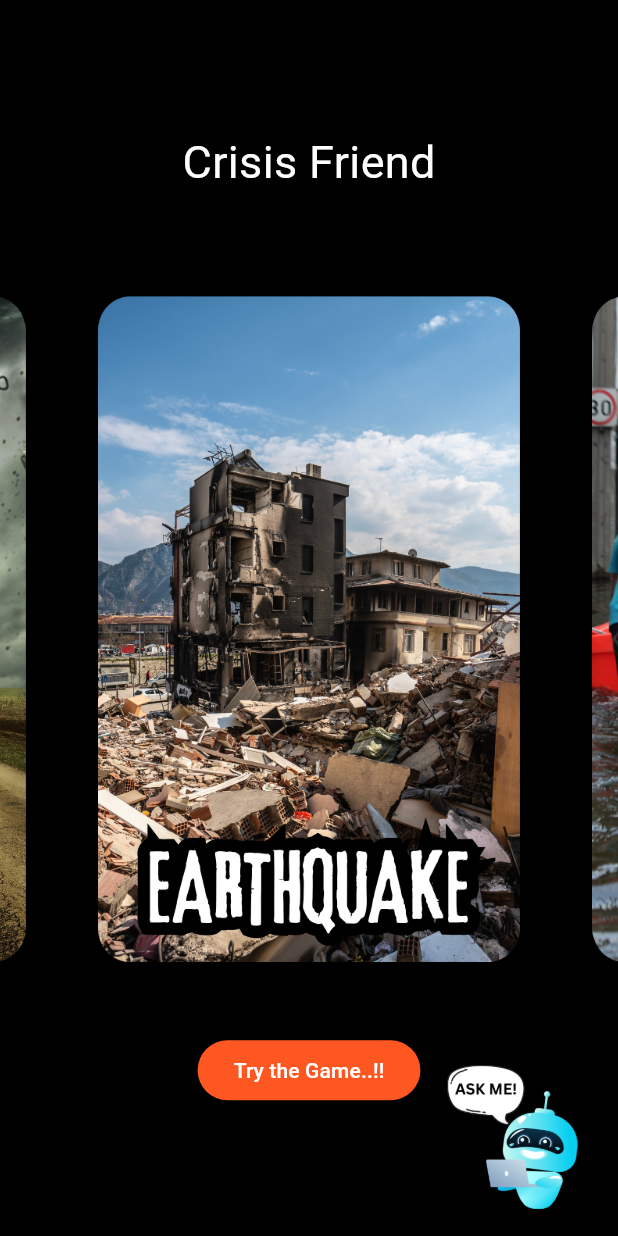
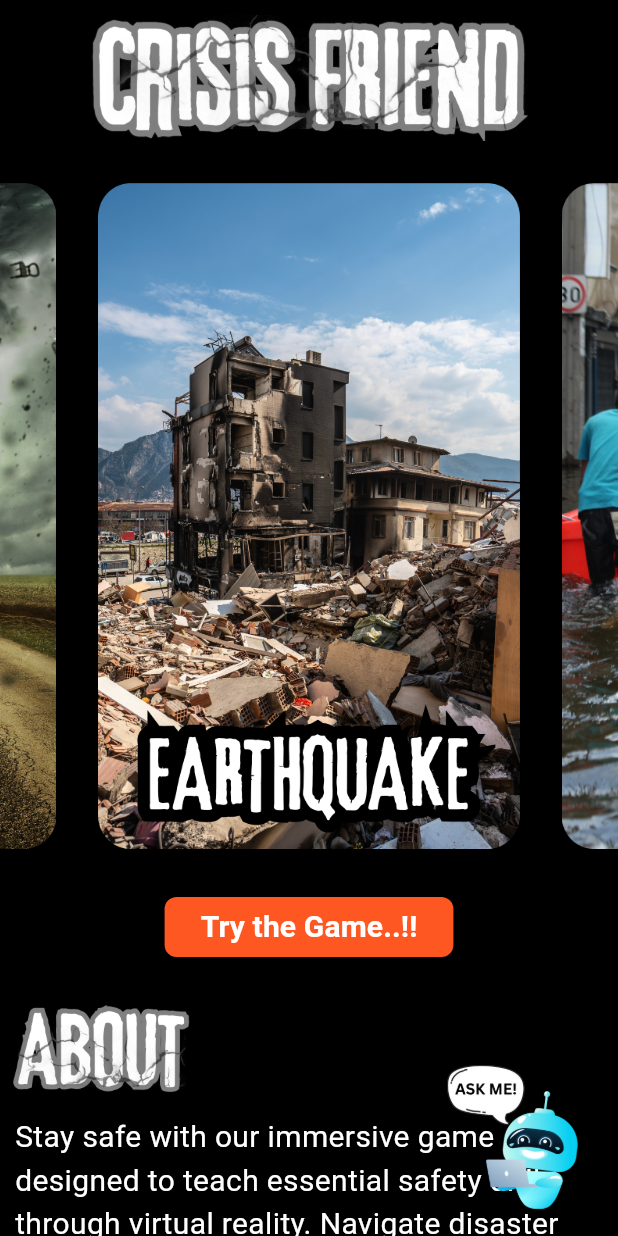
Before and after one commit to BiswariAditya/crisis_friend, a Flutter app: the screen it shows after launch, on a phone screen of 412 x 824 dp. Run offline on Flutter 3.47's test engine with Material 3 defaults, Android fonts, the light colour scheme and no system bars; drawn by our look-alikes of carousel_slider; our stand-ins replace google_fonts; missing offline and left inert: kommunicate_flutter; Roboto replaces fonts that are missing (Alike).

Commit message:
App updates

```diff
--- a/lib/screens/home_screen.dart
+++ b/lib/screens/home_screen.dart
@@ -1,6 +1,9 @@
 import 'package:flutter/material.dart';
 import 'package:kommunicate_flutter/kommunicate_flutter.dart';
 import 'package:carousel_slider/carousel_slider.dart';
+import 'package:google_fonts/google_fonts.dart';
+import 'package:url_launcher/url_launcher.dart';
+import 'package:flutter/gestures.dart';
 
 class HomeScreen extends StatefulWidget {
   const HomeScreen({super.key});
@@ -10,7 +13,6 @@ class HomeScreen extends StatefulWidget {
 }
 
 class _HomeScreenState extends State<HomeScreen> {
-
   final List<String> imgList = [
     "assets/1.png",
     "assets/2.png",
@@ -19,45 +21,154 @@ class _HomeScreenState extends State<HomeScreen> {
     "assets/5.png"
   ];
 
+  void _launchURL(String url) async {
+    if (await canLaunch(url)) {
+      try {
+        await launch(url);
+      } catch (e) {
+        print('Error launching URL: $e');
+      }
+    } else {
+      print('Could not launch URL: $url');
+    }
+  }
+
+
+  void _launchDialer(String phoneNumber) async {
+    final Uri launchUri = Uri(
+      scheme: 'tel',
+      path: phoneNumber,
+    );
+
+    print('Launching dialer with URI: $launchUri');
+
+    try {
+      await launch(launchUri.toString());
+    } catch (e) {
+      print('Error launching dialer: $e');
+    }
+  }
+
+
   @override
   Widget build(BuildContext context) {
-    return Scaffold(
+    return SafeArea(
+      child: Scaffold(
         body: Container(
           color: Colors.black,
           child: Center(
             child: SingleChildScrollView(
               child: Column(
+                crossAxisAlignment: CrossAxisAlignment.start,
+                children: [
+                  SizedBox(height: 10),
+                  Column(
                     mainAxisAlignment: MainAxisAlignment.center,
                     children: [
-                const Text(
-                  "Crisis Friend",
-                  style: TextStyle(color: Colors.white, fontSize: 30),
+                      Image.asset(
+                        "assets/EarthQUAKE.png",
+                        scale: 3.2,
                       ),
-                const SizedBox(height: 40), // Adjust or remove this if needed
                       CarouselSlider(
-                  items: imgList.map((item) => Container(
+                        items: imgList
+                            .map((item) => Container(
                           child: Center(
                             child: Image.asset(item, fit: BoxFit.cover),
                           ),
-                  )).toList(),
+                        ))
+                            .toList(),
                         options: CarouselOptions(
                           height: 500, // Adjust height as needed
-                    aspectRatio: 16/9, // Adjust aspect ratio for desired width
-                    viewportFraction: 0.8, // Show 80% of each image
+                          aspectRatio: 16 / 9, // Adjust aspect ratio for desired width
+                          viewportFraction: 0.75, // Show 80% of each image
                           enableInfiniteScroll: true, // Loop through images
                           autoPlay: true, // Autoplay the slider
-                    autoPlayInterval: const Duration(seconds: 3), // Change interval between slides
+                          autoPlayInterval: const Duration(seconds: 2), // Change interval between slides
                         ),
                       ),
-                const SizedBox(height: 20,),
                       ElevatedButton(
                         onPressed: () {},
                         style: ElevatedButton.styleFrom(
-                    backgroundColor: Colors.deepOrange, // Button color
+                          backgroundColor: Colors.deepOrange,
+                          shape: const RoundedRectangleBorder(
+                            borderRadius: BorderRadius.all(Radius.circular(8)),
+                          ),
                         ),
                         child: const Text(
                           "Try the Game..!!",
-                    style: TextStyle(color: Colors.white),
+                          style: TextStyle(
+                            color: Colors.white,
+                            fontSize: 20,
+                            fontWeight: FontWeight.bold,
+                          ),
+                        ),
+                      ),
+                      SizedBox(height: 10),
+                    ],
+                  ),
+                  Padding(
+                    padding: const EdgeInsets.only(left: 8.0, bottom: 4),
+                    child: Image.asset(
+                      "assets/about.png",
+                      scale: 9,
+                    ),
+                  ),
+                  Padding(
+                    padding: const EdgeInsets.all(10.0),
+                    child: Text(
+                      "Stay safe with our immersive game designed to teach essential safety drills through virtual reality. Navigate disaster scenarios—like earthquakes, floods, and fires—where your goal is to escape to safety by making quick decisions. This app isn't just a game—it's a proactive tool to prepare you for real-life emergencies. Start training today and be ready when it matters most!",
+                      style: GoogleFonts.alike(
+                        textStyle: TextStyle(fontSize: 20, color: Colors.white),
+                      ),
+                    ),
+                  ),
+                  Padding(
+                    padding: const EdgeInsets.only(left: 8.0, bottom: 4),
+                    child: Image.asset(
+                      "assets/helpline.png",
+                      scale: 4,
+                    ),
+                  ),
+                  Padding(
+                    padding: const EdgeInsets.all(10.0),
+                    child: RichText(
+                      text: TextSpan(
+                        style: GoogleFonts.alike(
+                          textStyle: TextStyle(fontSize: 16, color: Colors.white, height: 1.5), // Set line height here
+                        ),
+                        children: [
+                          TextSpan(
+                            text: "National Disaster Management Authority (NDMA): ",
+                            style: TextStyle(fontWeight: FontWeight.bold), // Set color to orange
+                          ),
+                          TextSpan(
+                            text: "1800 11 9999",
+                            style: TextStyle(color: Colors.deepOrange, fontSize: 20), // Set color to orange
+                            recognizer: TapGestureRecognizer()
+                              ..onTap = () => _launchDialer('1800119999'), // Dialer functionality
+                          ),
+                          TextSpan(
+                            text: "\nNational Disaster Management Authority (NDMA): ",
+                            style: TextStyle(fontWeight: FontWeight.bold),
+                          ),
+                          TextSpan(
+                            text: "ndma.gov.in",
+                            style: TextStyle(color: Colors.deepOrange, fontSize: 20), // Set color to orange
+                            recognizer: TapGestureRecognizer()
+                              ..onTap = () => _launchURL('https://ndma.gov.in'), // URL launch functionality
+                          ),
+                          TextSpan(
+                            text: "\nIndian Meteorological Department (IMD): ",
+                            style: TextStyle(fontWeight: FontWeight.bold),
+                          ),
+                          TextSpan(
+                            text: "mausam.imd.gov.in",
+                            style: TextStyle(color: Colors.deepOrange, fontSize: 20), // Set color to orange
+                            recognizer: TapGestureRecognizer()
+                              ..onTap = () => _launchURL('https://mausam.imd.gov.in'), // URL launch functionality
+                          ),
+                        ],
+                      ),
                     ),
                   ),
                 ],
@@ -80,6 +191,7 @@ class _HomeScreenState extends State<HomeScreen> {
           },
           child: Image.asset("assets/cato.png", scale: 11),
         ),
+      ),
     );
   }
 }
--- a/pubspec.yaml
+++ b/pubspec.yaml
@@ -37,6 +37,9 @@ dependencies:
   cupertino_icons: ^1.0.6
   kommunicate_flutter: ^1.9.5
   carousel_slider: ^5.0.0
+  google_fonts: ^6.2.1
+  url_launcher: ^6.1.6
+  webview_flutter: ^4.9.0
 
 dev_dependencies:
   flutter_test:
```
Also changed, not shown: assets/EarthQUAKE.png (added), assets/about.png (added), assets/helpline.png (added), pubspec.lock, 6 other files. Lines whose indentation alone changed are shown as unchanged.
